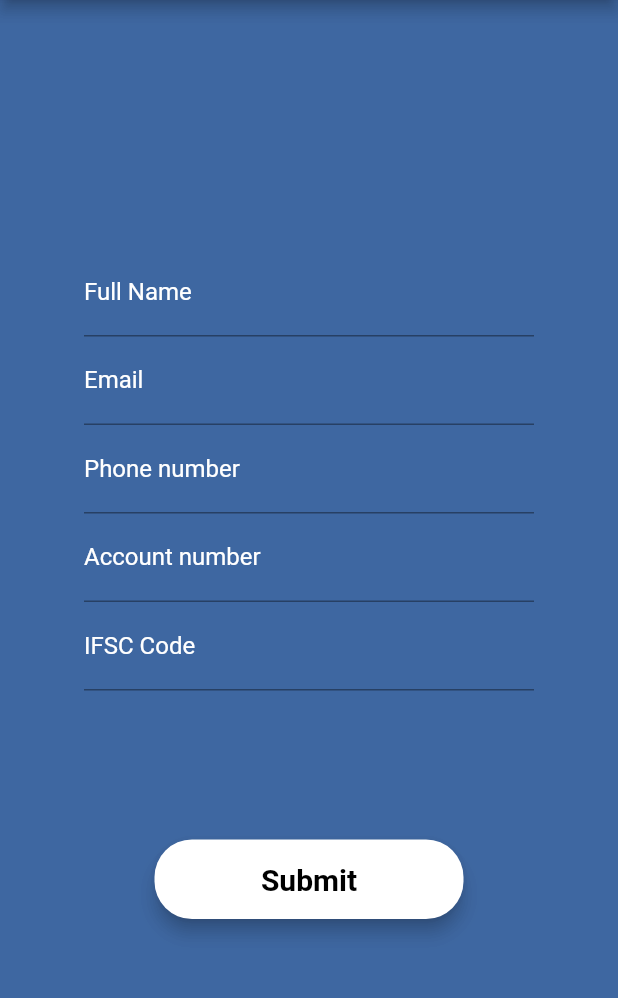
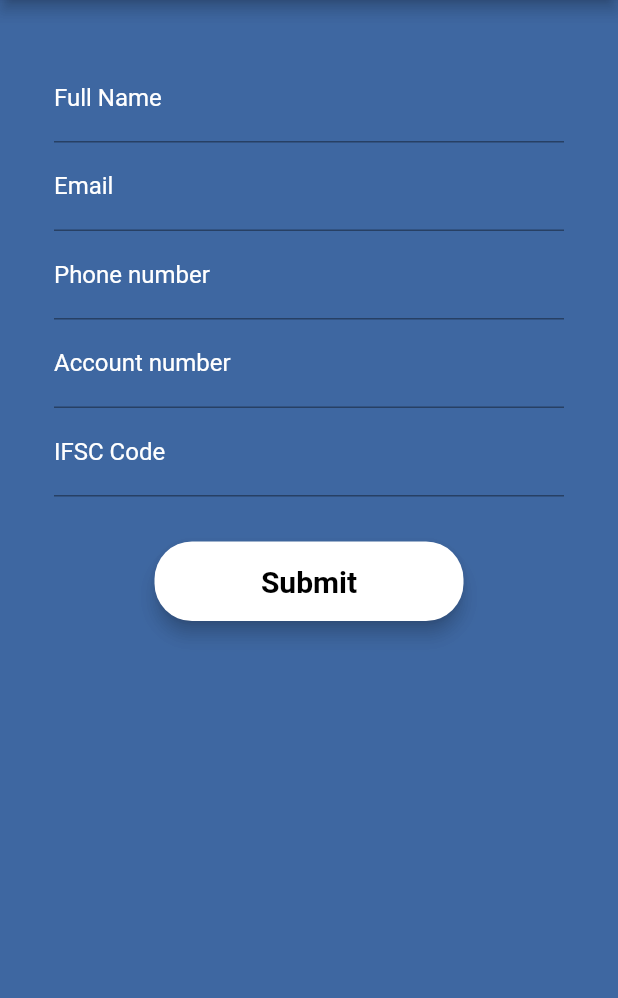
Before and after one commit to AnshSharmaa/BankDeets-flutter, a Flutter app: the screen it shows after launch, on a phone screen of 412 x 824 dp, the part 84-1082 px from its top. Run offline on Flutter 3.47's test engine with Material 2 defaults, Android fonts, the phone set to English and light mode, and no system bars.

Commit message:
textController updated, size issue fixed

```diff
--- a/lib/views/landing_page.dart
+++ b/lib/views/landing_page.dart
@@ -7,13 +7,15 @@ class Register extends StatefulWidget {
 
 class _RegisterViewState extends State<Register> {
   final _formKey = GlobalKey<FormState>();
-  late TextEditingController _usernameController = TextEditingController()
+  late TextEditingController _nameFieldController = TextEditingController()
     ..text = '';
   late TextEditingController _emailController = TextEditingController()
     ..text = '';
-  late TextEditingController _passwordController = TextEditingController()
+  late TextEditingController _phoneNumberController = TextEditingController()
     ..text = '';
-  late TextEditingController _repasswordController = TextEditingController()
+  late TextEditingController _accountNumberFieldController =
+      TextEditingController()..text = '';
+  late TextEditingController _ifscCodeController = TextEditingController()
     ..text = '';
 
   @override
@@ -21,7 +23,7 @@ class _RegisterViewState extends State<Register> {
     final mq = MediaQuery.of(context);
 
     final nameField = TextFormField(
-      controller: _usernameController,
+      controller: _nameFieldController,
       style: TextStyle(
         color: Colors.white,
       ),
@@ -68,7 +70,7 @@ class _RegisterViewState extends State<Register> {
     );
 
     final phoneNumber = TextFormField(
-      controller: _passwordController,
+      controller: _phoneNumberController,
       style: TextStyle(
         color: Colors.white,
       ),
@@ -91,7 +93,7 @@ class _RegisterViewState extends State<Register> {
     );
 
     final accountNumberField = TextFormField(
-      controller: _repasswordController,
+      controller: _accountNumberFieldController,
       style: TextStyle(
         color: Colors.white,
       ),
@@ -113,7 +115,7 @@ class _RegisterViewState extends State<Register> {
     );
 
     final ifscCode = TextFormField(
-      controller: _repasswordController,
+      controller: _ifscCodeController,
       style: TextStyle(
         color: Colors.white,
       ),
@@ -134,10 +136,8 @@ class _RegisterViewState extends State<Register> {
       ),
     );
 
-    final fields = Padding(
-      padding: EdgeInsets.only(top: 10.0),
-      child: Column(
-        mainAxisAlignment: MainAxisAlignment.start,
+    final fields = Column(
+      // mainAxisAlignment: MainAxisAlignment.start,
       children: <Widget>[
         nameField,
         emailField,
@@ -145,7 +145,6 @@ class _RegisterViewState extends State<Register> {
         accountNumberField,
         ifscCode,
       ],
-      ),
     );
 
     final submitButton = Material(
@@ -164,7 +163,11 @@ class _RegisterViewState extends State<Register> {
             fontWeight: FontWeight.bold,
           ),
         ),
-        onPressed: () {},
+        onPressed: () {
+          ScaffoldMessenger.of(context).showSnackBar(
+            SnackBar(content: Text('Submitted')),
+          );
+        },
       ),
     );
 
@@ -176,17 +179,18 @@ class _RegisterViewState extends State<Register> {
       backgroundColor: Color.fromRGBO(14, 65, 138, 0.8),
       body: Form(
           key: _formKey,
+          child: SingleChildScrollView(
+            padding: EdgeInsets.all(36),
             child: Container(
-          padding: EdgeInsets.all(56),
-          // alignment: Alignment.center,
               child: Column(
-              mainAxisAlignment: MainAxisAlignment.spaceEvenly,
+                  mainAxisAlignment: MainAxisAlignment.spaceAround,
                   children: <Widget>[
                     fields,
+                    SizedBox(height: 30),
                     submitButton,
                   ]),
             ),
-      ),
+          )),
     );
   }
 }
```
Lines whose indentation alone changed are shown as unchanged.
